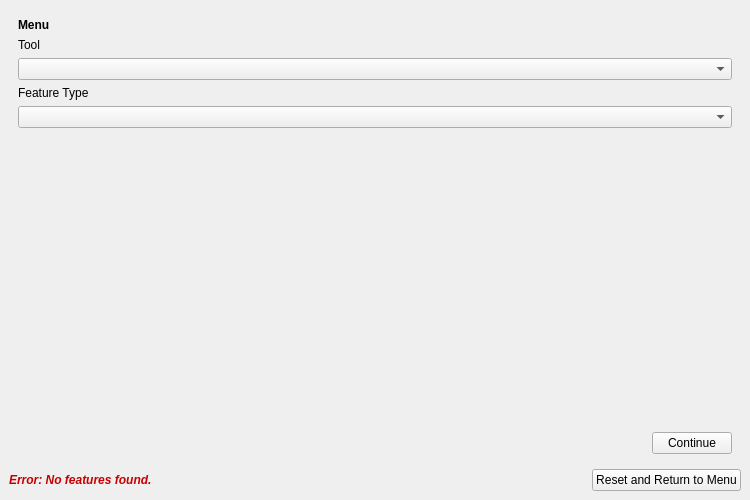
First picture: the form in lbrs_updater_dockwidget_base.ui, repository gisn8/LBRS_Updater, before the edit.
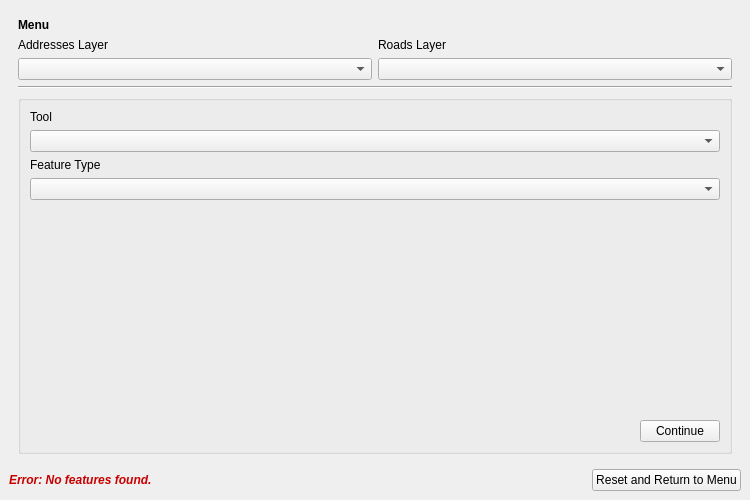
Second picture: the form after the edit. The open tabs and pages were chosen to show the change. Custom widgets are drawn as their Qt base class.

Commit message: WIP 2021-10-28 - App navigation improvements - Added layer source dropdowns. This will force user to select layers and cannot proceed until they do. - Should maybe add a field check before moving forward. Maybe even a field settings file to access, but might be biting off way more than I need. - Code block arrangement improvements

```diff
--- a/lbrs_updater_dockwidget_base.ui
+++ b/lbrs_updater_dockwidget_base.ui
@@ -78,6 +78,46 @@
       </property>
       <widget class="QWidget" name="swpMenu">
        <layout class="QGridLayout" name="gridLayout_6">
+        <item row="1" column="0">
+         <layout class="QHBoxLayout" name="horizontalLayout_16">
+          <item>
+           <layout class="QVBoxLayout" name="verticalLayout">
+            <item>
+             <widget class="QLabel" name="label_18">
+              <property name="text">
+               <string>Addresses Layer</string>
+              </property>
+             </widget>
+            </item>
+            <item>
+             <widget class="QgsMapLayerComboBox" name="mLyrCbo_Addresses">
+              <property name="showCrs">
+               <bool>true</bool>
+              </property>
+             </widget>
+            </item>
+           </layout>
+          </item>
+          <item>
+           <layout class="QVBoxLayout" name="verticalLayout_9">
+            <item>
+             <widget class="QLabel" name="label_17">
+              <property name="text">
+               <string>Roads Layer</string>
+              </property>
+             </widget>
+            </item>
+            <item>
+             <widget class="QgsMapLayerComboBox" name="mLyrCbo_Roads">
+              <property name="showCrs">
+               <bool>true</bool>
+              </property>
+             </widget>
+            </item>
+           </layout>
+          </item>
+         </layout>
+        </item>
         <item row="0" column="0">
          <widget class="QLabel" name="label">
           <property name="font">
@@ -91,59 +131,54 @@
           </property>
          </widget>
         </item>
-        <item row="1" column="0">
-         <layout class="QVBoxLayout" name="verticalLayout_9">
-          <item>
-           <layout class="QVBoxLayout" name="verticalLayout">
-            <item>
-             <widget class="QLabel" name="label_7">
-              <property name="text">
-               <string>Tool</string>
+        <item row="2" column="0">
+         <widget class="Line" name="line_2">
+          <property name="orientation">
+           <enum>Qt::Horizontal</enum>
               </property>
              </widget>
             </item>
-            <item>
-             <widget class="QComboBox" name="cbo_Menu_Tool">
-              <item>
-               <property name="text">
+        <item row="3" column="0">
+         <widget class="QGroupBox" name="grpTools">
+          <property name="enabled">
+           <bool>true</bool>
+          </property>
+          <property name="title">
                 <string/>
                </property>
-              </item>
+          <layout class="QGridLayout" name="gridLayout_10">
+           <item row="5" column="0">
+            <layout class="QHBoxLayout" name="horizontalLayout_2">
               <item>
-               <property name="text">
-                <string>Search for</string>
+              <spacer name="horizontalSpacer_2">
+               <property name="orientation">
+                <enum>Qt::Horizontal</enum>
                </property>
-              </item>
-              <item>
-               <property name="text">
-                <string>Add</string>
+               <property name="sizeHint" stdset="0">
+                <size>
+                 <width>40</width>
+                 <height>20</height>
+                </size>
                </property>
+              </spacer>
               </item>
               <item>
+              <widget class="QPushButton" name="btn_Menu_Continue">
                <property name="text">
-                <string>Update</string>
+                <string>Continue</string>
                </property>
-              </item>
-              <item>
-               <property name="text">
-                <string>Re-Align</string>
-               </property>
-              </item>
-              <item>
-               <property name="text">
-                <string>Retire</string>
-               </property>
-              </item>
-             </widget>
-            </item>
-            <item>
+              </widget>
+             </item>
+            </layout>
+           </item>
+           <item row="2" column="0">
              <widget class="QLabel" name="label_8">
               <property name="text">
                <string>Feature Type</string>
               </property>
              </widget>
             </item>
-            <item>
+           <item row="3" column="0">
              <widget class="QComboBox" name="cbo_Menu_FeatureType">
               <item>
                <property name="text">
@@ -162,7 +197,48 @@
               </item>
              </widget>
             </item>
+           <item row="1" column="0">
+            <widget class="QComboBox" name="cbo_Menu_Tool">
             <item>
+              <property name="text">
+               <string/>
+              </property>
+             </item>
+             <item>
+              <property name="text">
+               <string>Search for</string>
+              </property>
+             </item>
+             <item>
+              <property name="text">
+               <string>Add</string>
+              </property>
+             </item>
+             <item>
+              <property name="text">
+               <string>Update</string>
+              </property>
+             </item>
+             <item>
+              <property name="text">
+               <string>Re-Align</string>
+              </property>
+             </item>
+             <item>
+              <property name="text">
+               <string>Retire</string>
+              </property>
+             </item>
+            </widget>
+           </item>
+           <item row="0" column="0">
+            <widget class="QLabel" name="label_7">
+             <property name="text">
+              <string>Tool</string>
+             </property>
+            </widget>
+           </item>
+           <item row="4" column="0">
              <spacer name="verticalSpacer_4">
               <property name="orientation">
                <enum>Qt::Vertical</enum>
@@ -170,38 +246,13 @@
               <property name="sizeHint" stdset="0">
                <size>
                 <width>20</width>
-                <height>40</height>
+               <height>241</height>
                </size>
               </property>
              </spacer>
             </item>
            </layout>
-          </item>
-          <item>
-           <layout class="QHBoxLayout" name="horizontalLayout_2">
-            <item>
-             <spacer name="horizontalSpacer_2">
-              <property name="orientation">
-               <enum>Qt::Horizontal</enum>
-              </property>
-              <property name="sizeHint" stdset="0">
-               <size>
-                <width>40</width>
-                <height>20</height>
-               </size>
-              </property>
-             </spacer>
-            </item>
-            <item>
-             <widget class="QPushButton" name="btn_Menu_Continue">
-              <property name="text">
-               <string>Continue</string>
-              </property>
-             </widget>
-            </item>
-           </layout>
-          </item>
-         </layout>
+         </widget>
         </item>
        </layout>
       </widget>
@@ -1110,7 +1161,7 @@
                </widget>
               </item>
               <item>
-               <widget class="QLabel" name="label_17">
+               <widget class="QLabel" name="lbl_AddAddress_Lat">
                 <property name="font">
                  <font>
                   <italic>false</italic>
@@ -1200,7 +1251,7 @@
                </widget>
               </item>
               <item>
-               <widget class="QLabel" name="label_18">
+               <widget class="QLabel" name="lbl_AddAddress_Y">
                 <property name="font">
                  <font>
                   <italic>false</italic>
@@ -1314,6 +1365,13 @@
    </layout>
   </widget>
  </widget>
+ <customwidgets>
+  <customwidget>
+   <class>QgsMapLayerComboBox</class>
+   <extends>QComboBox</extends>
+   <header>qgsmaplayercombobox.h</header>
+  </customwidget>
+ </customwidgets>
  <resources/>
  <connections/>
 </ui>
```
Left out of the diff: 19 changed lines with no effect on the pictures. Lines whose indentation alone changed are shown as unchanged. The commit also changes 1 other file.
